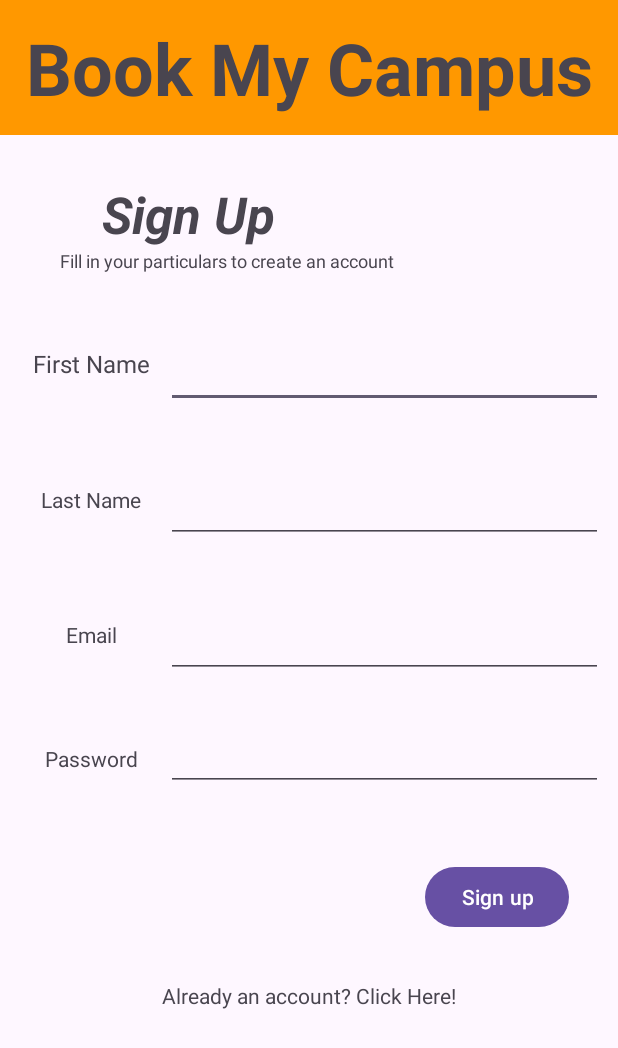
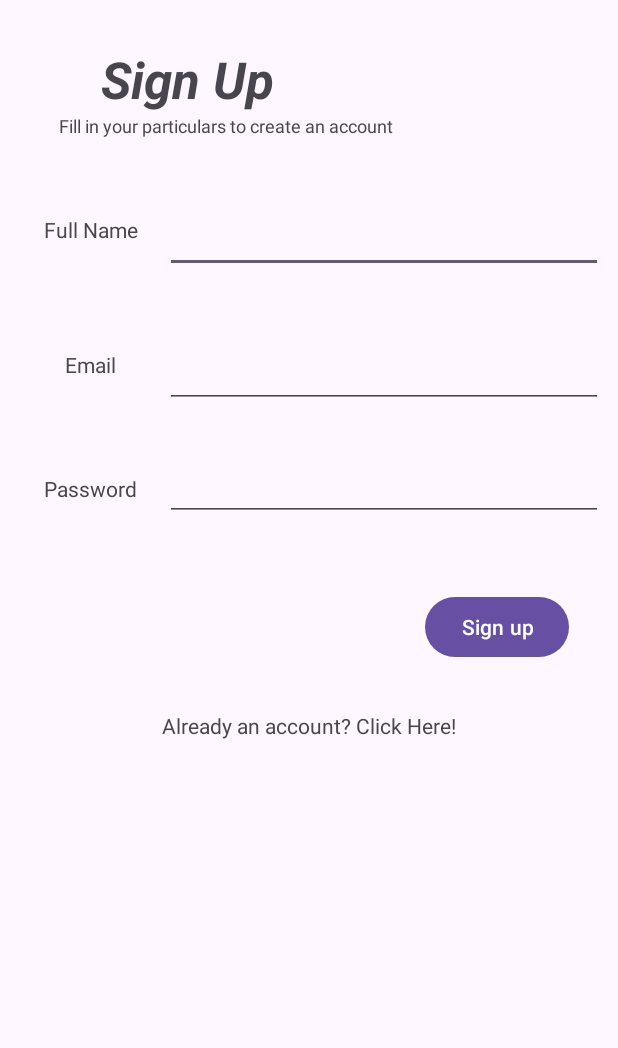
Before and after one commit to MAD2023team1/MAD2023_Team1, an Android app: the SignUpPage screen opened directly, with no data from a screen before it, on a phone screen of 412 x 824 dp. Shown: the top 1048 px of the screen. Run offline under Robolectric (Android 15) with nearby library versions, the phone set to English and light mode, and no system bars.

Commit message:
Login and sign up

```diff
--- a/app/src/main/java/com/team1/book_my_campus/SignUpPage.java
+++ b/app/src/main/java/com/team1/book_my_campus/SignUpPage.java
@@ -22,35 +22,30 @@ public class SignUpPage extends AppCompatActivity{
         Log.v(title, "Create");
 
         Intent myRecvIntent = getIntent();
-        EditText etFirstName = findViewById(R.id.editTextText3);
-        EditText etLastName = findViewById(R.id.editTextText4);
+        EditText etName = findViewById(R.id.editTextText4);
         EditText etEmail = findViewById(R.id.editTextText7);
         EditText etPassword = findViewById(R.id.editTextText8);
         Button signUpButtonToApp = findViewById(R.id.button2);
         TextView switchToLogin = findViewById(R.id.textView14);
 
         signUpButtonToApp.setOnClickListener(new View.OnClickListener() {
-            String myFirstName;
-
-            String myLastName;
+            String myName;
             String myEmail;
             String myPassword;
 
             @Override
             public void onClick(View v) {
                 Log.v(title,"Login button to app Pressed!");
-                myFirstName = etFirstName.getText().toString();
-                myLastName = etLastName.getText().toString();
+                myName = etName.getText().toString();
                 myEmail = etEmail.getText().toString();
                 myPassword = etPassword.getText().toString();
 
                 Intent myIntent = new Intent(SignUpPage.this,HomePage.class);
-                myIntent.putExtra("first name",myFirstName);
-                myIntent.putExtra("last name",myLastName);
+                myIntent.putExtra("name",myName);
                 myIntent.putExtra("email",myEmail);
                 myIntent.putExtra("password", myPassword);
                 startActivity(myIntent);
-                Log.v(title,"Extrcted First name " + myFirstName + "Last name "+ myLastName +
+                Log.v(title,"Extrcted name " + myName +
                         "Email " + myEmail + "Password "+ myPassword);
             }
         });
--- a/app/src/main/res/layout/signup_page.xml
+++ b/app/src/main/res/layout/signup_page.xml
@@ -17,38 +17,14 @@
             android:layout_width="match_parent"
             android:layout_height="wrap_content">
 
-            <com.google.android.material.appbar.MaterialToolbar
-                android:id="@+id/materialToolbar2"
-                android:layout_width="match_parent"
-                android:layout_height="90dp"
-                android:background="#FF9800"
-                android:minHeight="?attr/actionBarSize"
-                android:theme="?attr/actionBarTheme"
-                app:layout_constraintEnd_toEndOf="parent"
-                app:layout_constraintStart_toStartOf="parent"
-                app:layout_constraintTop_toTopOf="parent" />
-
-            <TextView
-                android:id="@+id/textView"
-                android:layout_width="wrap_content"
-                android:layout_height="wrap_content"
-                android:text="@string/app_name"
-                android:textAlignment="center"
-                android:textSize="48sp"
-                android:textStyle="bold"
-                app:layout_constraintBottom_toBottomOf="@+id/materialToolbar2"
-                app:layout_constraintEnd_toEndOf="parent"
-                app:layout_constraintStart_toStartOf="@+id/materialToolbar2"
-                app:layout_constraintTop_toTopOf="@+id/materialToolbar2" />
-
             <LinearLayout
                 android:id="@+id/linearLayout2"
-                android:layout_width="411dp"
+                android:layout_width="412dp"
                 android:layout_height="wrap_content"
                 android:orientation="vertical"
                 app:layout_constraintEnd_toEndOf="parent"
                 app:layout_constraintStart_toStartOf="parent"
-                app:layout_constraintTop_toBottomOf="@+id/materialToolbar2">
+                app:layout_constraintTop_toTopOf="parent">
 
                 <Space
                     android:layout_width="match_parent"
@@ -83,47 +59,13 @@
 
                     <Space
                         android:layout_width="10dp"
-                        android:layout_height="wrap_content" />
-
-                    <TextView
-                        android:id="@+id/textView12"
-                        android:layout_width="100dp"
-                        android:layout_height="wrap_content"
-                        android:text="@string/firstNameText"
-                        android:textAlignment="center"
-                        android:textSize="16sp" />
-
-                    <EditText
-                        android:id="@+id/editTextText3"
-                        android:layout_width="wrap_content"
-                        android:layout_height="match_parent"
-                        android:layout_weight="1"
-                        android:ems="10"
-                        android:inputType="text" />
-
-                    <Space
-                        android:layout_width="10dp"
-                        android:layout_height="wrap_content" />
-                </LinearLayout>
-
-                <Space
-                    android:layout_width="match_parent"
-                    android:layout_height="30dp" />
-
-                <LinearLayout
-                    android:layout_width="match_parent"
-                    android:layout_height="60dp"
-                    android:orientation="horizontal">
-
-                    <Space
-                        android:layout_width="10dp"
                         android:layout_height="0dp" />
 
                     <TextView
                         android:id="@+id/textView13"
                         android:layout_width="100dp"
                         android:layout_height="wrap_content"
-                        android:text="@string/lastNameText"
+                        android:text="@string/nameText"
                         android:textAlignment="center" />
 
                     <EditText
--- a/app/src/main/res/values/strings.xml
+++ b/app/src/main/res/values/strings.xml
@@ -10,8 +10,7 @@
     <string name="newUserText">Do not have an account? Click Here!</string>
 
     <string name="signUpPageTitle">Sign Up</string>
-    <string name="firstNameText">First Name</string>
-    <string name="lastNameText">Last Name</string>
+    <string name="nameText">Full Name</string>
     <string name="signUpButton">Sign up</string>
     <string name="oldUserText">Already an account? Click Here!</string>
 
```
Also changed, not shown: app/src/main/java/com/team1/book_my_campus/User.java (+5 -22 lines), app/src/main/res/layout/activity_main.xml (+4 -3 lines), app/src/main/res/layout/login_page.xml (+2 -26 lines).
